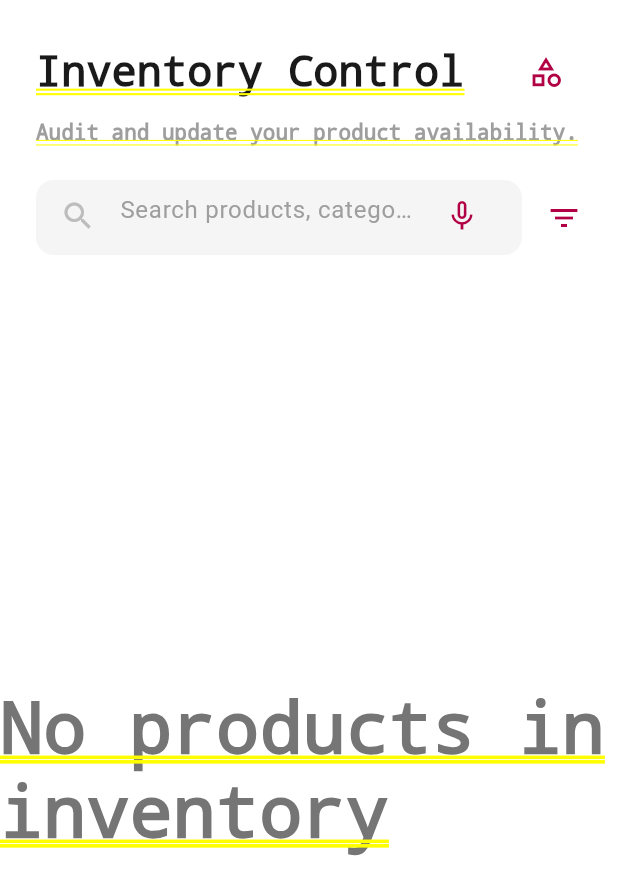
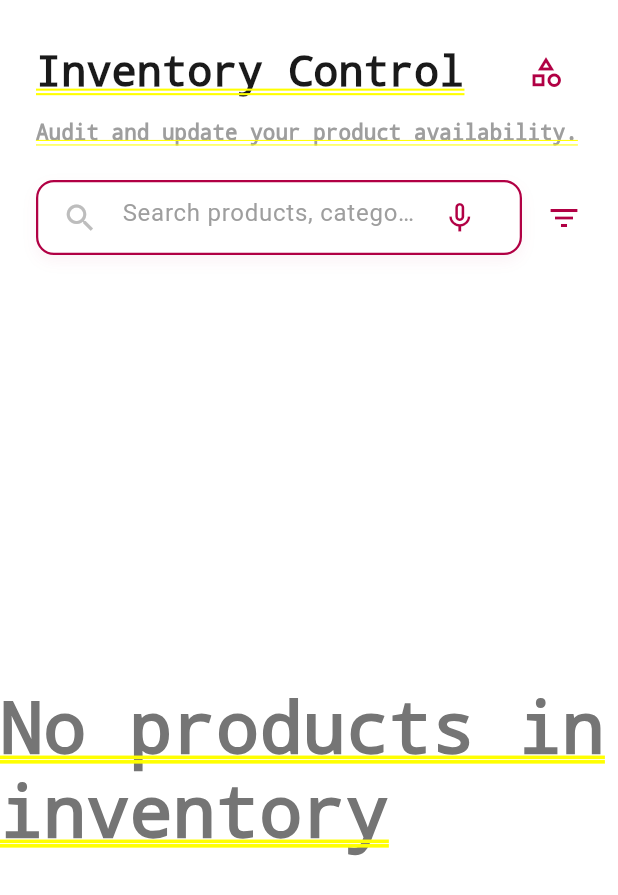
Before and after one commit to Shanmugavel2006/Shopidoe, a Flutter app: the AdminInventoryView screen opened directly, on a phone screen of 412 x 824 dp. Shown: the top 895 px of the screen. Run offline on Flutter 3.47's test engine with Material 3 defaults, Android fonts, the phone set to English and light mode, and no system bars; our stand-ins replace app_links, cached_network_image, cloud_firestore, connectivity_plus, firebase_auth, firebase_core and 3 more; accounts and stored records are empty; network calls fail.

Commit message:
success complete of some pages

```diff
--- a/lib/pages/admin/admin_inventory_view.dart
+++ b/lib/pages/admin/admin_inventory_view.dart
@@ -19,6 +19,7 @@ class _AdminInventoryViewState extends State<AdminInventoryView> with SpeechReco
   String _searchQuery = '';
   final TextEditingController _searchController = TextEditingController();
   List<String> _productNames = [];
+  bool _showSuggestions = true;
 
   @override
   void initState() {
@@ -544,12 +545,25 @@ class _AdminInventoryViewState extends State<AdminInventoryView> with SpeechReco
                   height: 50,
                   padding: const EdgeInsets.symmetric(horizontal: 16),
                   decoration: BoxDecoration(
-                    color: isDark ? const Color(0xFF1E1E1E) : Colors.grey[100],
+                    color: isDark ? const Color(0xFF1E1E1E) : Colors.white,
                     borderRadius: BorderRadius.circular(12),
+                    border: Border.all(color: primaryColor, width: 1.5),
+                    boxShadow: [
+                      BoxShadow(
+                        color: primaryColor.withOpacity(0.05),
+                        blurRadius: 8,
+                        offset: const Offset(0, 4),
+                      ),
+                    ],
                   ),
                   child: TextField(
                     controller: _searchController,
-                    onChanged: (v) => setState(() => _searchQuery = v),
+                    onChanged: (v) {
+                      setState(() {
+                        _searchQuery = v;
+                        _showSuggestions = true;
+                      });
+                    },
                     style: TextStyle(color: isDark ? Colors.white : Colors.black87),
                     decoration: InputDecoration(
                       icon: Icon(Icons.search, color: Colors.grey[400]),
@@ -569,10 +583,11 @@ class _AdminInventoryViewState extends State<AdminInventoryView> with SpeechReco
             ],
           ),
         ),
-        if (_searchQuery.isNotEmpty) ...[
+        if (_searchQuery.isNotEmpty && _showSuggestions) ...[
           const SizedBox(height: 8),
           Container(
             margin: const EdgeInsets.symmetric(horizontal: 24),
+            constraints: BoxConstraints(maxHeight: MediaQuery.of(context).size.height * 0.3),
             decoration: BoxDecoration(
               color: isDark ? const Color(0xFF1E1E1E) : Colors.white,
               borderRadius: BorderRadius.circular(16),
@@ -584,6 +599,7 @@ class _AdminInventoryViewState extends State<AdminInventoryView> with SpeechReco
                 ),
               ],
             ),
+            child: SingleChildScrollView(
               child: Column(
                 children: SearchSuggestionService.getFilteredSuggestions(_searchQuery, _productNames.isNotEmpty ? _productNames : SearchSuggestionService.adminInventorySuggestions)
                     .map((suggestion) => ListTile(
@@ -601,10 +617,13 @@ class _AdminInventoryViewState extends State<AdminInventoryView> with SpeechReco
                             setState(() {
                               _searchController.text = suggestion;
                               _searchQuery = suggestion;
+                              _showSuggestions = false;
                             });
+                            FocusScope.of(context).unfocus();
                           },
                         ))
                     .toList(),
+              ),
             ),
           ),
         ],
```
Also changed, not shown: lib/pages/splash_screen.dart (+33 -5 lines), lib/pages/user/category_page.dart (+19 -7 lines), lib/pages/user/login_page.dart (+12 -0 lines), lib/pages/user/user_home_page.dart (+13 -2 lines). Lines whose indentation alone changed are shown as unchanged.
